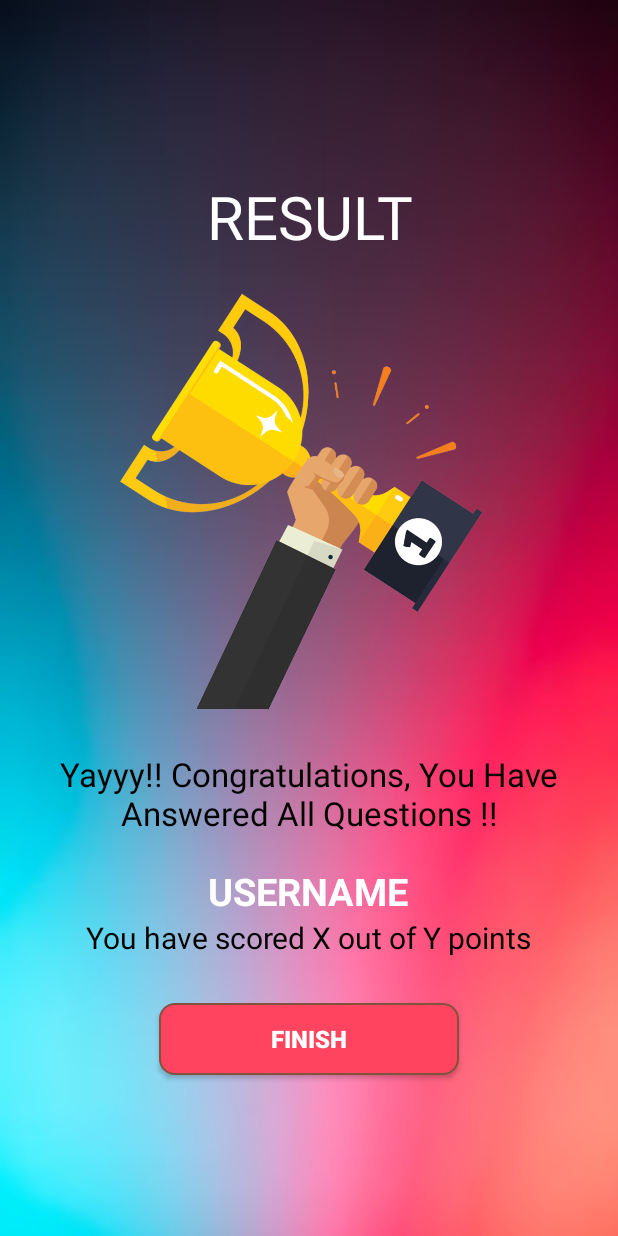
After one commit to Yash-2907/QUIZ-APP, an Android app: the layout activity_result_page.xml on its own in the app's theme, with its tools: preview values and no code run, on a phone screen of 412 x 824 dp. The commit adds this screen. Run offline under Robolectric (Android 15) with nearby library versions, the phone set to English and light mode, and no system bars.

Commit message:
Bug Fixes ,Result Page

```diff
--- a/app/src/main/AndroidManifest.xml
+++ b/app/src/main/AndroidManifest.xml
@@ -12,6 +12,9 @@
         android:supportsRtl="true"
         android:theme="@style/Theme.Quizzz_App"
         tools:targetApi="31">
+        <activity
+            android:name=".ResultPage"
+            android:exported="false" />
         <activity
             android:name=".QuestionPage"
             android:exported="false" />
--- a/app/src/main/res/layout/activity_question_page.xml
+++ b/app/src/main/res/layout/activity_question_page.xml
@@ -41,9 +41,9 @@
             </ImageView>
         <ImageView
             android:id="@+id/anssymbol"
-            android:layout_width="wrap_content"
-            android:layout_height="200dp"
-            android:src="@drawable/tick"
+            android:layout_width="match_parent"
+            android:layout_height="165dp"
+            android:src="@drawable/cross"
             android:visibility="gone"/>
         </FrameLayout>
 
--- /dev/null
+++ b/app/src/main/res/layout/activity_result_page.xml
@@ -0,0 +1,75 @@
+<?xml version="1.0" encoding="utf-8"?>
+<LinearLayout xmlns:android="http://schemas.android.com/apk/res/android"
+    xmlns:app="http://schemas.android.com/apk/res-auto"
+    xmlns:tools="http://schemas.android.com/tools"
+    android:layout_width="match_parent"
+    android:layout_height="match_parent"
+    tools:context=".ResultPage"
+    android:orientation="vertical"
+    android:background="@drawable/resultbg"
+    android:gravity="center_horizontal">
+<LinearLayout
+    android:layout_width="match_parent"
+    android:layout_height="match_parent"
+    android:orientation="vertical"
+    android:gravity="center">
+    <TextView
+        android:layout_width="match_parent"
+        android:layout_height="wrap_content"
+        android:textAlignment="center"
+        android:text="RESULT"
+        android:textSize="40dp"
+        android:textColor="@color/white"
+        android:layout_margin="10dp">
+
+    </TextView>
+
+    <ImageView
+        android:layout_width="300dp"
+        android:layout_height="300dp"
+        android:src="@drawable/trophy">
+
+    </ImageView>
+    <TextView
+        android:layout_width="match_parent"
+        android:layout_height="wrap_content"
+        android:text="Yayyy!! Congratulations, You Have Answered All Questions !!"
+        android:textSize="22dp"
+        android:textAlignment="center"
+        android:layout_margin="20dp"
+        android:textColor="@color/black">
+
+    </TextView>
+    <TextView
+        android:id="@+id/usernamepanel"
+        android:layout_width="wrap_content"
+        android:layout_height="wrap_content"
+        android:text="USERNAME"
+        android:textSize="25dp"
+        android:textColor="@color/white"
+        android:textStyle="bold">
+
+    </TextView>
+    <TextView
+        android:id="@+id/finalresultpanel"
+        android:layout_width="wrap_content"
+        android:layout_height="wrap_content"
+        android:textColor="@color/black"
+        android:text="You have scored X out of Y points"
+        android:textSize="20dp">
+
+    </TextView>
+
+    <androidx.appcompat.widget.AppCompatButton
+        android:id="@+id/finishbtn"
+        android:layout_width="200dp"
+        android:layout_height="wrap_content"
+        android:text="Finish"
+        android:textStyle="bold"
+        android:textColor="@color/white"
+        android:textSize="16dp"
+        android:layout_marginTop="30dp"
+        android:background="@drawable/sqrbuttonincorrect">
+    </androidx.appcompat.widget.AppCompatButton>
+</LinearLayout>
+</LinearLayout>
```
Also changed, not shown: app/src/main/java/com/example/quizzz_app/MainActivity.kt (+8 -2 lines), app/src/main/java/com/example/quizzz_app/QuestionPage.kt (+21 -4 lines), app/src/main/java/com/example/quizzz_app/ResultPage.kt (added, +25 -0 lines), app/src/main/res/drawable/resultbg.png (added), app/src/main/res/drawable/trophy.png (added).
